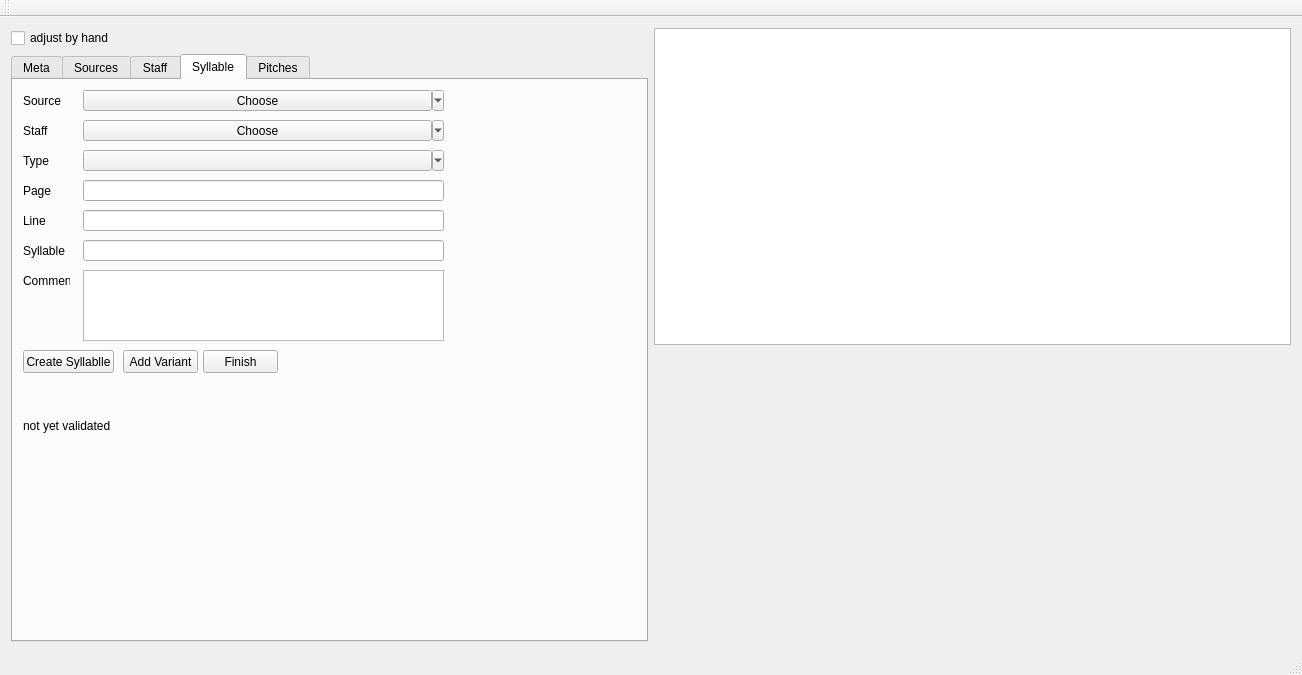
Qt form meiEditorWidget/mainwindow.ui (IRadioactiveman/MEITextEditor) before a commit.
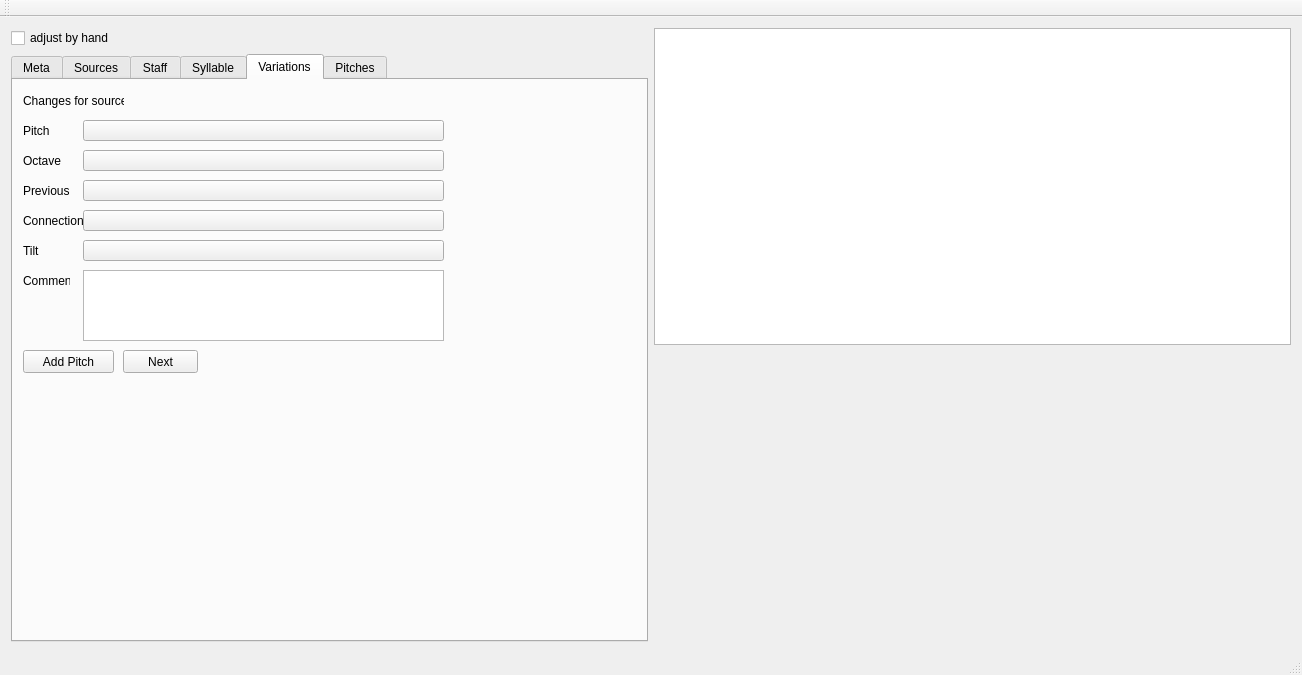
The same form after that commit. The open tabs and pages were chosen to show the change. Custom widgets are drawn as their Qt base class.

```diff
--- a/meiEditorWidget/mainwindow.ui
+++ b/meiEditorWidget/mainwindow.ui
@@ -993,7 +993,7 @@
          <string>Choose</string>
         </property>
         <property name="popupMode">
-         <enum>QToolButton::MenuButtonPopup</enum>
+         <enum>QToolButton::InstantPopup</enum>
         </property>
        </widget>
        <widget class="QToolButton" name="sylStaffToolbutton">
@@ -1009,7 +1009,7 @@
          <string>Choose</string>
         </property>
         <property name="popupMode">
-         <enum>QToolButton::MenuButtonPopup</enum>
+         <enum>QToolButton::InstantPopup</enum>
         </property>
        </widget>
        <widget class="QToolButton" name="sylTypeToolbutton">
@@ -1025,7 +1025,7 @@
          <string/>
         </property>
         <property name="popupMode">
-         <enum>QToolButton::MenuButtonPopup</enum>
+         <enum>QToolButton::InstantPopup</enum>
         </property>
        </widget>
        <widget class="QLabel" name="sylTypeLabel">
@@ -1045,13 +1045,261 @@
         <property name="geometry">
          <rect>
           <x>10</x>
-          <y>320</y>
-          <width>451</width>
-          <height>51</height>
+          <y>530</y>
+          <width>47</width>
+          <height>21</height>
          </rect>
         </property>
         <property name="text">
-         <string>not yet validated</string>
+         <string>Filename</string>
+        </property>
+       </widget>
+       <widget class="QLineEdit" name="sylFilenameLine">
+        <property name="geometry">
+         <rect>
+          <x>60</x>
+          <y>530</y>
+          <width>361</width>
+          <height>21</height>
+         </rect>
+        </property>
+       </widget>
+       <widget class="QPushButton" name="sylSaveButton">
+        <property name="geometry">
+         <rect>
+          <x>430</x>
+          <y>530</y>
+          <width>75</width>
+          <height>23</height>
+         </rect>
+        </property>
+        <property name="text">
+         <string>Save</string>
+        </property>
+       </widget>
+      </widget>
+      <widget class="QWidget" name="varTab">
+       <attribute name="title">
+        <string>Variations</string>
+       </attribute>
+       <widget class="QLabel" name="label">
+        <property name="geometry">
+         <rect>
+          <x>10</x>
+          <y>10</y>
+          <width>101</width>
+          <height>21</height>
+         </rect>
+        </property>
+        <property name="text">
+         <string>Changes for source</string>
+        </property>
+       </widget>
+       <widget class="QLabel" name="varSourceLabel">
+        <property name="geometry">
+         <rect>
+          <x>110</x>
+          <y>10</y>
+          <width>521</width>
+          <height>21</height>
+         </rect>
+        </property>
+        <property name="text">
+         <string/>
+        </property>
+       </widget>
+       <widget class="QToolButton" name="varPitchToolbutton">
+        <property name="geometry">
+         <rect>
+          <x>70</x>
+          <y>40</y>
+          <width>361</width>
+          <height>21</height>
+         </rect>
+        </property>
+        <property name="text">
+         <string/>
+        </property>
+        <property name="popupMode">
+         <enum>QToolButton::InstantPopup</enum>
+        </property>
+       </widget>
+       <widget class="QTextEdit" name="varCommentText">
+        <property name="geometry">
+         <rect>
+          <x>70</x>
+          <y>190</y>
+          <width>361</width>
+          <height>71</height>
+         </rect>
+        </property>
+       </widget>
+       <widget class="QToolButton" name="varOctaveToolbutton">
+        <property name="geometry">
+         <rect>
+          <x>70</x>
+          <y>70</y>
+          <width>361</width>
+          <height>21</height>
+         </rect>
+        </property>
+        <property name="text">
+         <string/>
+        </property>
+        <property name="popupMode">
+         <enum>QToolButton::InstantPopup</enum>
+        </property>
+       </widget>
+       <widget class="QToolButton" name="varPreviousToolbutton">
+        <property name="geometry">
+         <rect>
+          <x>70</x>
+          <y>100</y>
+          <width>361</width>
+          <height>21</height>
+         </rect>
+        </property>
+        <property name="text">
+         <string/>
+        </property>
+        <property name="popupMode">
+         <enum>QToolButton::InstantPopup</enum>
+        </property>
+       </widget>
+       <widget class="QLabel" name="varPitchLabel">
+        <property name="geometry">
+         <rect>
+          <x>10</x>
+          <y>40</y>
+          <width>47</width>
+          <height>21</height>
+         </rect>
+        </property>
+        <property name="text">
+         <string>Pitch</string>
+        </property>
+       </widget>
+       <widget class="QLabel" name="varOctaveLabel">
+        <property name="geometry">
+         <rect>
+          <x>10</x>
+          <y>70</y>
+          <width>47</width>
+          <height>21</height>
+         </rect>
+        </property>
+        <property name="text">
+         <string>Octave</string>
+        </property>
+       </widget>
+       <widget class="QLabel" name="varPreviousLabel">
+        <property name="geometry">
+         <rect>
+          <x>10</x>
+          <y>100</y>
+          <width>47</width>
+          <height>21</height>
+         </rect>
+        </property>
+        <property name="text">
+         <string>Previous</string>
+        </property>
+       </widget>
+       <widget class="QLabel" name="varConnectionLabel">
+        <property name="geometry">
+         <rect>
+          <x>10</x>
+          <y>130</y>
+          <width>61</width>
+          <height>21</height>
+         </rect>
+        </property>
+        <property name="text">
+         <string>Connection</string>
+        </property>
+       </widget>
+       <widget class="QPushButton" name="varAddpitchButton">
+        <property name="geometry">
+         <rect>
+          <x>10</x>
+          <y>270</y>
+          <width>91</width>
+          <height>23</height>
+         </rect>
+        </property>
+        <property name="text">
+         <string>Add Pitch</string>
+        </property>
+       </widget>
+       <widget class="QPushButton" name="varNextButton">
+        <property name="geometry">
+         <rect>
+          <x>110</x>
+          <y>270</y>
+          <width>75</width>
+          <height>23</height>
+         </rect>
+        </property>
+        <property name="text">
+         <string>Next</string>
+        </property>
+       </widget>
+       <widget class="QToolButton" name="varConnectionToolbutton">
+        <property name="geometry">
+         <rect>
+          <x>70</x>
+          <y>130</y>
+          <width>361</width>
+          <height>21</height>
+         </rect>
+        </property>
+        <property name="text">
+         <string/>
+        </property>
+        <property name="popupMode">
+         <enum>QToolButton::InstantPopup</enum>
+        </property>
+       </widget>
+       <widget class="QToolButton" name="varTiltToolbutton">
+        <property name="geometry">
+         <rect>
+          <x>70</x>
+          <y>160</y>
+          <width>361</width>
+          <height>21</height>
+         </rect>
+        </property>
+        <property name="text">
+         <string/>
+        </property>
+        <property name="popupMode">
+         <enum>QToolButton::InstantPopup</enum>
+        </property>
+       </widget>
+       <widget class="QLabel" name="varTiltLabel">
+        <property name="geometry">
+         <rect>
+          <x>10</x>
+          <y>160</y>
+          <width>47</width>
+          <height>21</height>
+         </rect>
+        </property>
+        <property name="text">
+         <string>Tilt</string>
+        </property>
+       </widget>
+       <widget class="QLabel" name="varCommentLabel">
+        <property name="geometry">
+         <rect>
+          <x>10</x>
+          <y>190</y>
+          <width>47</width>
+          <height>21</height>
+         </rect>
+        </property>
+        <property name="text">
+         <string>Comment</string>
         </property>
        </widget>
       </widget>
```
Left out of the diff: 111 changed lines with no effect on the pictures.
